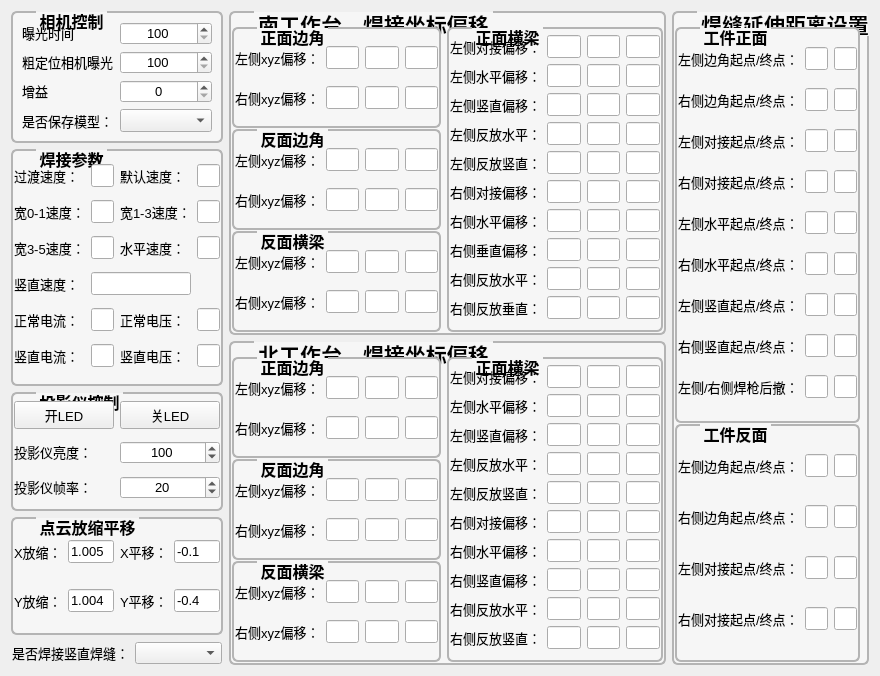
Before: the Qt Designer form src/settingPara/SettingWidget.ui in VN-BVB/3EA-Welding, drawn with Qt 5.
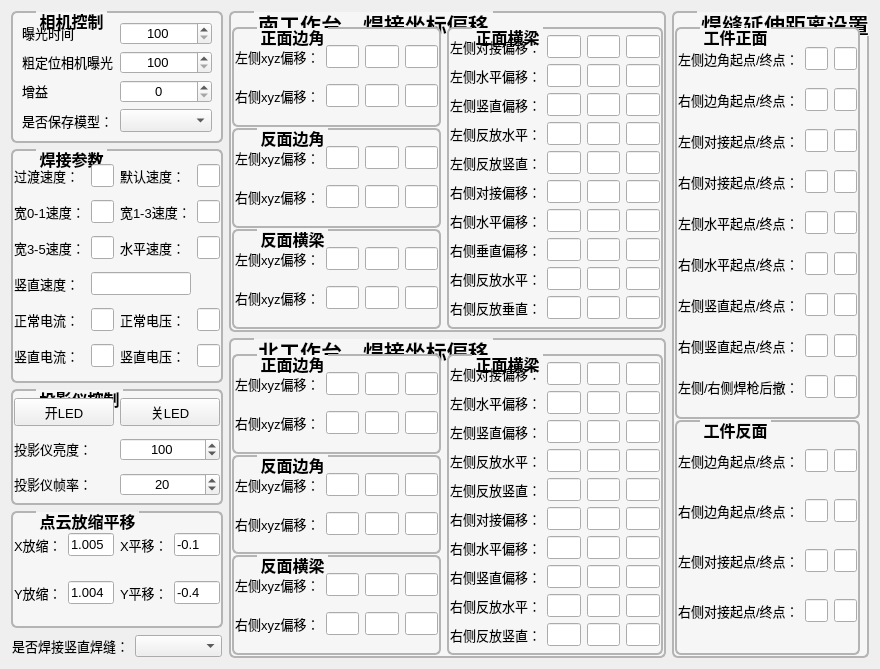
After: the same form once the commit is applied.

```diff
--- a/src/settingPara/SettingWidget.ui
+++ b/src/settingPara/SettingWidget.ui
@@ -7,7 +7,7 @@
     <x>0</x>
     <y>0</y>
     <width>880</width>
-    <height>676</height>
+    <height>669</height>
    </rect>
   </property>
   <property name="windowTitle">
```
Left out of the diff: 2490 changed lines with no effect on the pictures.
